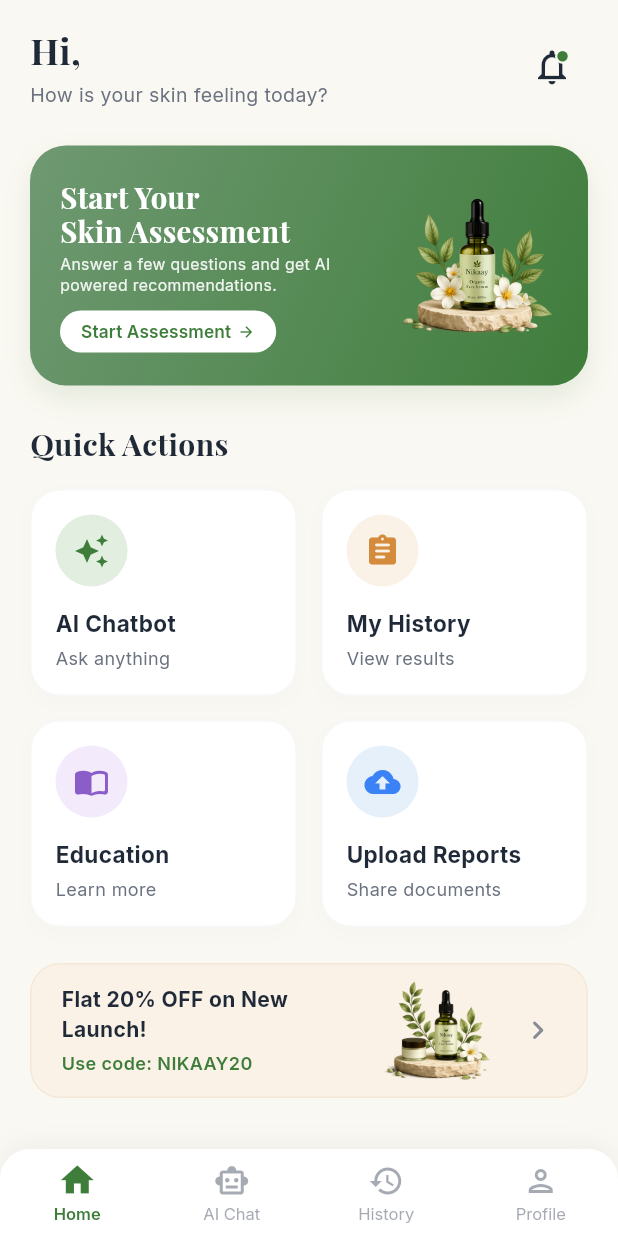
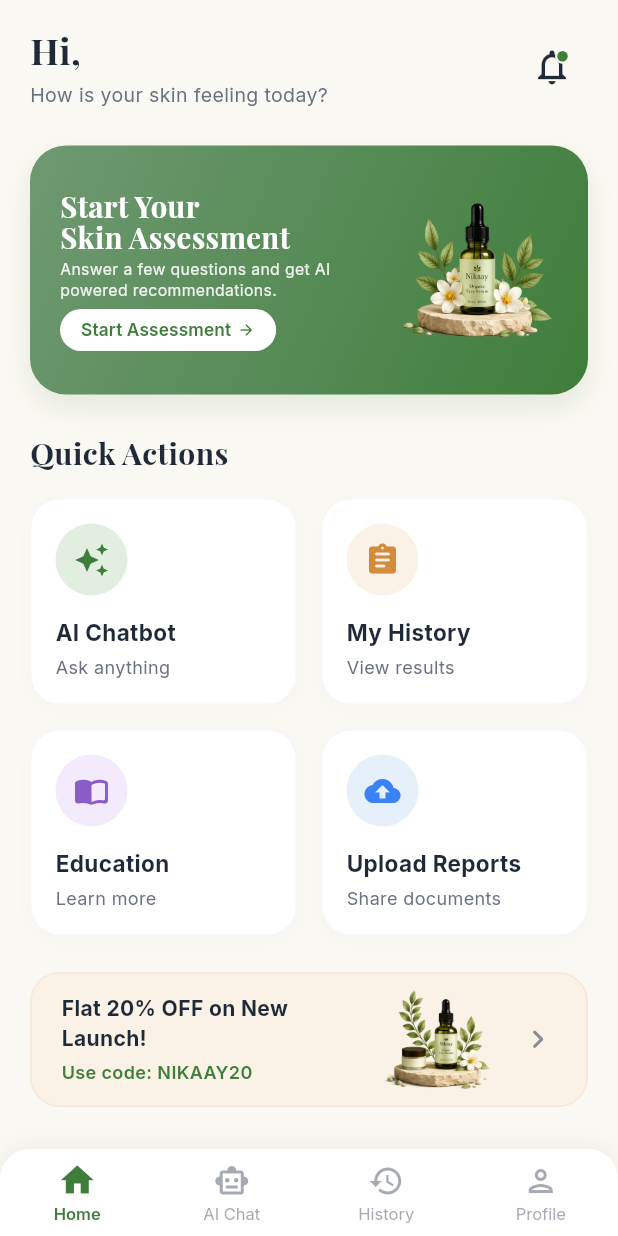
Before and after one commit to abhaysingh-10/nikaay, a Flutter app: the screen it shows once a user with an empty profile is signed in, on a phone screen of 412 x 824 dp. Run offline on Flutter 3.47's test engine with Material 3 defaults, Android fonts, the light colour scheme and no system bars; our stand-ins replace dio, firebase_auth, firebase_core, flutter_riverpod, go_router, google_fonts and 1 more; accounts and stored records are empty.

Commit message:
Fix(home): Fixed the padding issue in home screen

```diff
--- a/lib/features/home/home_screen.dart
+++ b/lib/features/home/home_screen.dart
@@ -84,7 +84,7 @@
               const SizedBox(height: 24),
               Container(
                 width: double.infinity,
-                height: 160,
+                height: 166,
                 clipBehavior: Clip.antiAlias,
                 decoration: BoxDecoration(
                   borderRadius: BorderRadius.circular(24),
@@ -124,7 +124,7 @@
                                     fontSize: 19.5,
                                     fontWeight: FontWeight.bold,
                                     color: Colors.white,
-                                    height: 1.2,
+                                    height: 1.1,
                                   ),
                                 ),
                                 const SizedBox(height: 4),
@@ -136,9 +136,10 @@
                                     height: 1.3,
                                   ),
                                 ),
-                                const SizedBox(height: 10),
+                                const SizedBox(height: 6),
                                 ElevatedButton(
-                                  onPressed: () => context.push(RouteNames.assessment),
+                                  onPressed: () =>
+                                      context.push(RouteNames.assessment),
                                   style: ElevatedButton.styleFrom(
                                     backgroundColor: Colors.white,
                                     foregroundColor: AppColors.primaryGreen,
```
